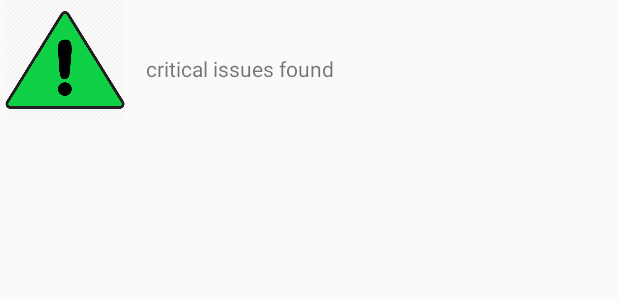
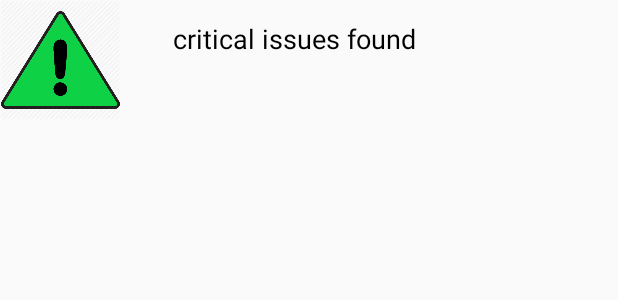
Before and after one commit to PawanGill98/Restaurant-Android-App, an Android app: the layout item_view.xml on its own in the app's theme, with its tools: preview values and no code run, on a phone screen of 412 x 824 dp. Shown: the top 300 px of the screen. Run offline under Robolectric (Android 15) with nearby library versions, the phone set to English and light mode, and no system bars.

Commit message:
Issue with Relative layout

```diff
--- a/app/src/main/res/layout/item_view.xml
+++ b/app/src/main/res/layout/item_view.xml
@@ -5,17 +5,6 @@
     android:layout_width="match_parent"
     android:layout_height="match_parent">
 
-    <TextView
-        android:id="@+id/screen2_critical_issue"
-        android:layout_width="wrap_content"
-        android:layout_height="wrap_content"
-        android:layout_alignParentTop="true"
-        android:layout_marginStart="14dp"
-        android:layout_marginLeft="14dp"
-        android:layout_marginTop="36dp"
-        android:layout_toEndOf="@+id/screen2_hazard_sign"
-        android:layout_toRightOf="@+id/screen2_hazard_sign"
-        android:text="@string/critical_issues_found" />
 
     <ImageView
         android:id="@+id/screen2_hazard_sign"
@@ -24,12 +13,30 @@
         android:layout_alignParentStart="true"
         android:layout_alignParentLeft="true"
         android:layout_alignParentTop="true"
-        android:layout_marginStart="3dp"
+        android:layout_alignParentEnd="true"
+        android:layout_alignParentRight="true"
+        android:layout_marginStart="0dp"
         android:layout_marginLeft="0dp"
         android:layout_marginTop="0dp"
+        android:layout_marginEnd="331dp"
+        android:layout_marginRight="331dp"
         android:adjustViewBounds="true"
         android:maxWidth="80dp"
         android:maxHeight="80dp"
         app:srcCompat="@drawable/warning_green" />
 
+    <TextView
+        android:id="@+id/screen2_critical_issue"
+        android:layout_width="wrap_content"
+        android:layout_height="wrap_content"
+        android:layout_alignParentStart="true"
+        android:layout_alignParentLeft="true"
+        android:layout_alignParentTop="true"
+        android:layout_marginStart="115dp"
+        android:layout_marginLeft="115dp"
+        android:layout_marginTop="13dp"
+        android:text="@string/critical_issues_found"
+        android:textColor="@android:color/background_dark"
+        android:textSize="18sp" />
+
 </RelativeLayout>
--- a/app/src/main/res/values/colors.xml
+++ b/app/src/main/res/values/colors.xml
@@ -3,4 +3,5 @@
     <color name="colorPrimary">#008577</color>
     <color name="colorPrimaryDark">#00574B</color>
     <color name="colorAccent">#D81B60</color>
+    <color name="colorWarm">#2B2B2B</color>
 </resources>
--- a/app/src/main/res/values/strings.xml
+++ b/app/src/main/res/values/strings.xml
@@ -6,5 +6,7 @@
     <string name="gps_coords">GPS coords:</string>
     <string name="critical_issues_found">critical issues found</string>
     <string name="non_critical_issues_found">non-critical issues found</string>
+    <string name="address_city">%1$s, %2$s</string>
+    <string name="latitude_longitude">GPS (%1$f, %2$f)</string>
     <string name="date">date</string>
 </resources>
```
Also changed, not shown: app/src/main/java/me/cmpt276/restaurantinspector/SingleRestaurantInspection.java (+22 -4 lines), app/src/main/res/layout/activity_single_restaurant_inspection.xml (+32 -11 lines), app/src/main/res/drawable/background_icon.jpg (added), app/src/main/res/drawable/restaurant_icon.jpg (added).
